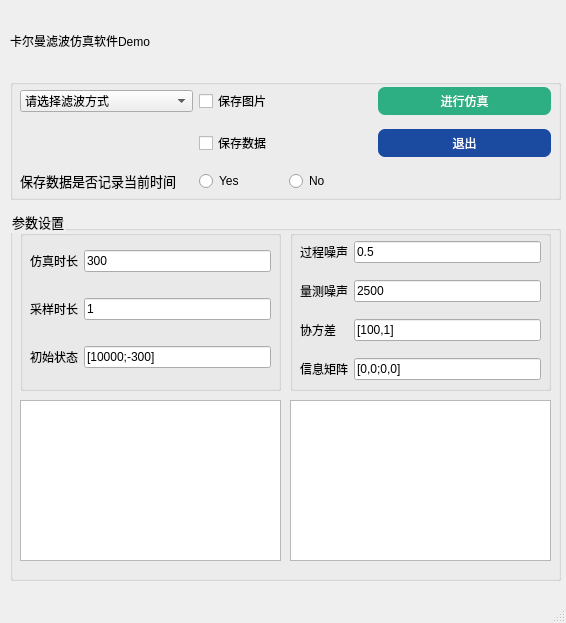
Qt form mainGUI_alpha.ui (luwin1127/PyQt-main-GUI-KF) before a commit.
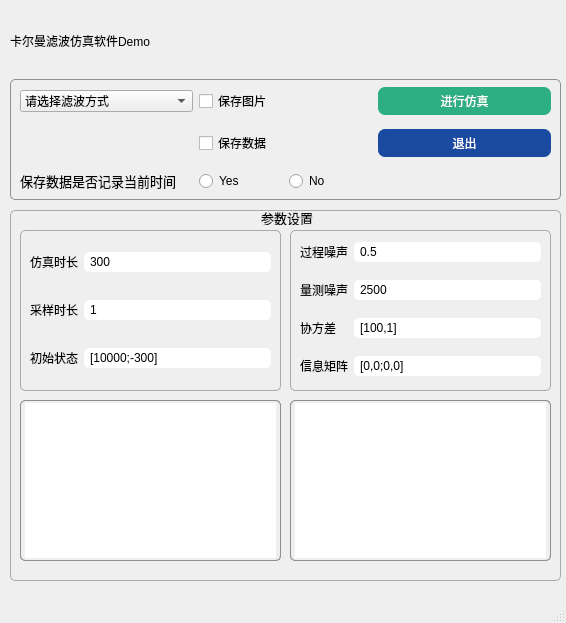
The same form after that commit.

```diff
--- a/mainGUI_alpha.ui
+++ b/mainGUI_alpha.ui
@@ -34,6 +34,22 @@
       <height>121</height>
      </rect>
     </property>
+    <property name="styleSheet">
+     <string notr="true">QGroupBox {
+    font-size: 10pt; 
+    qproperty-alignment: AlignCenter;
+    border: 0.5px solid #8f8f91;  /* 设置边框颜色为浅灰色 */
+    border-radius: 5px;
+    padding: 2px 4px;
+}
+
+QGroupBox::title {
+    subcontrol-origin: margin;
+    subcontrol-position: top center; /* 标题居中 */
+    padding: 0 3px 0 3px;
+    background-color: transparent;  /* 标题背景透明 */
+}</string>
+    </property>
     <property name="title">
      <string/>
     </property>
@@ -201,6 +217,16 @@
      <string notr="true">QGroupBox {
     font-size: 10pt; 
     qproperty-alignment: AlignCenter;
+    border: 0.5px solid #a9a9a9;  /* 设置边框颜色为浅灰色 */
+    border-radius: 5px;
+    padding: 2px 4px;
+}
+
+QGroupBox::title {
+    subcontrol-origin: margin;
+    subcontrol-position: top center; /* 标题居中 */
+    padding: 0 3px 0 3px;
+    background-color: transparent;  /* 标题背景透明 */
 }</string>
     </property>
     <property name="title">
@@ -255,6 +281,8 @@
           <string notr="true">QLineEdit {
 	font: 10pt &quot;Times New Roman&quot;;
     qproperty-alignment: AlignCenter;
+	border-radius:5px;
+	padding:2px 4px
 }</string>
          </property>
          <property name="text">
@@ -268,6 +296,8 @@
           <string notr="true">QLineEdit {
 	font: 10pt &quot;Times New Roman&quot;;
     qproperty-alignment: AlignCenter;
+	border-radius:5px;
+	padding:2px 4px
 }</string>
          </property>
          <property name="text">
@@ -281,6 +311,8 @@
           <string notr="true">QLineEdit {
 	font: 10pt &quot;Times New Roman&quot;;
     qproperty-alignment: AlignCenter;
+	border-radius:5px;
+	padding:2px 4px
 }</string>
          </property>
          <property name="text">
@@ -319,6 +351,8 @@
           <string notr="true">QLineEdit {
 	font: 10pt &quot;Times New Roman&quot;;
     qproperty-alignment: AlignCenter;
+	border-radius:5px;
+	padding:2px 4px
 }</string>
          </property>
          <property name="text">
@@ -332,6 +366,8 @@
           <string notr="true">QLineEdit {
 	font: 10pt &quot;Times New Roman&quot;;
     qproperty-alignment: AlignCenter;
+	border-radius:5px;
+	padding:2px 4px
 }</string>
          </property>
          <property name="text">
@@ -345,6 +381,8 @@
           <string notr="true">QLineEdit {
 	font: 10pt &quot;Times New Roman&quot;;
     qproperty-alignment: AlignCenter;
+	border-radius:5px;
+	padding:2px 4px
 }</string>
          </property>
          <property name="text">
@@ -386,6 +424,8 @@
           <string notr="true">QLineEdit {
 	font: 10pt &quot;Times New Roman&quot;;
     qproperty-alignment: AlignCenter;
+	border-radius:5px;
+	padding:2px 4px
 }</string>
          </property>
          <property name="text">
@@ -417,6 +457,14 @@
         <height>161</height>
        </rect>
       </property>
+      <property name="styleSheet">
+       <string notr="true">QGraphicsView {
+    border: 0.5px solid #8f8f91;  /* 设置边框颜色为浅灰色 */
+    border-radius: 5px;
+    padding: 2px 4px;
+}
+</string>
+      </property>
      </widget>
     </widget>
     <widget class="QGroupBox" name="eq2_group">
@@ -440,6 +488,14 @@
         <height>161</height>
        </rect>
       </property>
+      <property name="styleSheet">
+       <string notr="true">QGraphicsView {
+    border: 0.5px solid #8f8f91;  /* 设置边框颜色为浅灰色 */
+    border-radius: 5px;
+    padding: 2px 4px;
+}
+</string>
+      </property>
      </widget>
     </widget>
    </widget>
```
Left out of the diff: 135 changed lines with no effect on the pictures.
